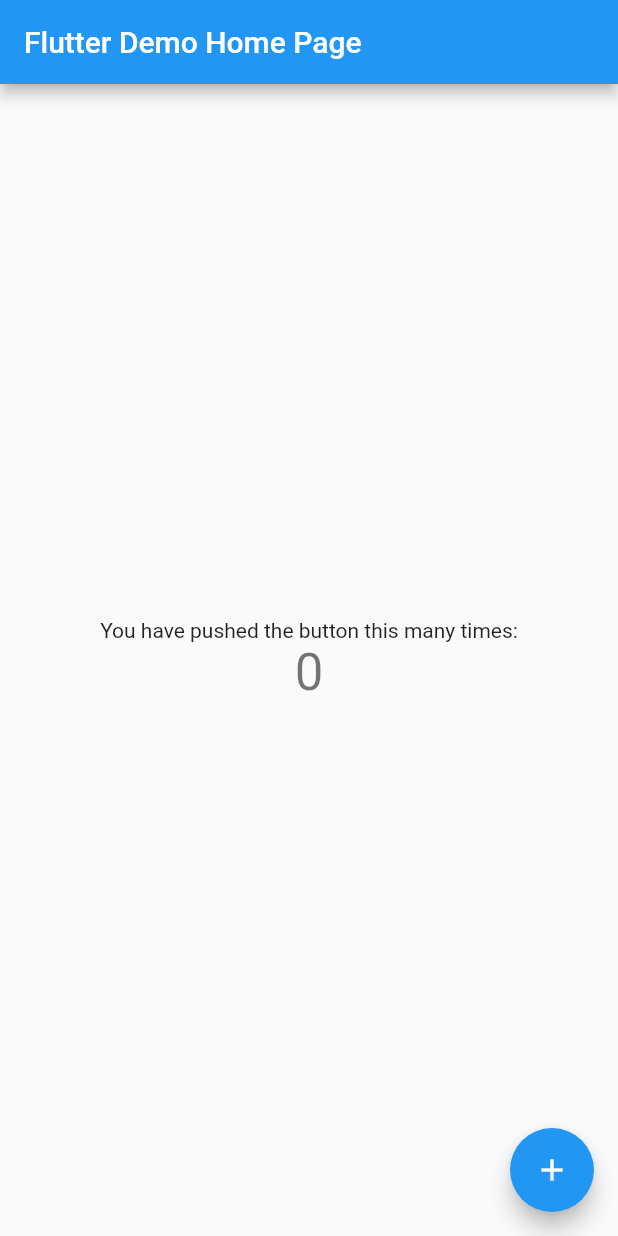
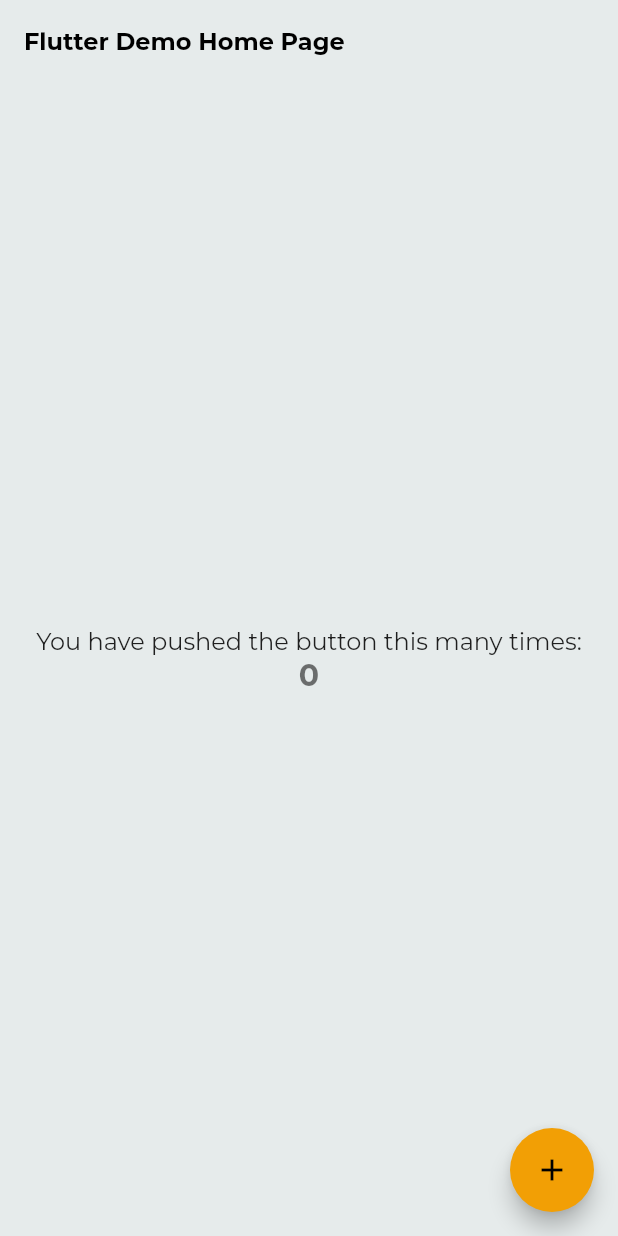
Before and after one commit to teddy-choe/FlutterCaster, a Flutter app: the screen it shows after launch, on a phone screen of 412 x 824 dp. Run offline on Flutter 3.47's test engine with Material 2 defaults, Android fonts, the phone set to English and light mode, and no system bars; our stand-ins replace google_fonts.

Commit message:
add caster theme

```diff
--- a/lib/main.dart
+++ b/lib/main.dart
@@ -1,4 +1,5 @@
 import 'package:flutter/material.dart';
+import 'package:flutter_caster/theme/caster_theme_data.dart';
 
 void main() {
   runApp(const MyApp());
@@ -12,18 +13,7 @@ class MyApp extends StatelessWidget {
   Widget build(BuildContext context) {
     return MaterialApp(
       title: 'Flutter Demo',
-      theme: ThemeData(
-        // This is the theme of your application.
-        //
-        // Try running your application with "flutter run". You'll see the
-        // application has a blue toolbar. Then, without quitting the app, try
-        // changing the primarySwatch below to Colors.green and then invoke
-        // "hot reload" (press "r" in the console where you ran "flutter run",
-        // or simply save your changes to "hot reload" in a Flutter IDE).
-        // Notice that the counter didn't reset back to zero; the application
-        // is not restarted.
-        primarySwatch: Colors.blue,
-      ),
+      theme: FlutterCasterTheme.lightThemeData,
       home: const MyHomePage(title: 'Flutter Demo Home Page'),
     );
   }
--- /dev/null
+++ b/lib/theme/caster_theme_data.dart
@@ -0,0 +1,87 @@
+import 'package:flutter/material.dart';
+import 'package:google_fonts/google_fonts.dart';
+
+class FlutterCasterTheme {
+  static const _lightFillColor = Colors.black;
+  static const _darkFillColor = Colors.white;
+
+  static final Color _lightFocusColor = Colors.black.withOpacity(0.12);
+  static final Color _darkFocusColor = Colors.white.withOpacity(0.12);
+
+  static ThemeData lightThemeData =
+      themeData(lightColorScheme, _lightFocusColor);
+  static ThemeData darkThemeData = themeData(darkColorScheme, _darkFocusColor);
+
+  static ThemeData themeData(ColorScheme colorScheme, Color focusColor) {
+    return ThemeData(
+      colorScheme: colorScheme,
+      textTheme: _textTheme,
+      appBarTheme: AppBarTheme(
+        backgroundColor: colorScheme.background,
+        elevation: 0,
+        iconTheme: IconThemeData(color: colorScheme.primary),
+      ),
+      iconTheme: IconThemeData(color: colorScheme.onPrimary),
+      canvasColor: colorScheme.background,
+      scaffoldBackgroundColor: colorScheme.background,
+      highlightColor: Colors.transparent,
+      focusColor: focusColor,
+      snackBarTheme: SnackBarThemeData(
+        behavior: SnackBarBehavior.floating,
+        backgroundColor: Color.alphaBlend(
+          _lightFillColor.withOpacity(0.80),
+          _darkFillColor,
+        ),
+        contentTextStyle: _textTheme.titleMedium!.apply(color: _darkFillColor),
+      ),
+    );
+  }
+
+  static const ColorScheme lightColorScheme = ColorScheme(
+    primary: Color(0xFFF29F05),
+    secondary: Color(0xFFF29F05),
+    background: Color(0xFFE6EBEB),
+    surface: Color(0xFFFAFBFB),
+    onBackground: Colors.white,
+    error: Color(0xFFEA6D7E),
+    onError: Color(0xFF000000),
+    onPrimary: Color(0xFF000000),
+    onSecondary: Color(0xFF000000),
+    onSurface: Color(0xFF241E30),
+    brightness: Brightness.light,
+  );
+
+  static const ColorScheme darkColorScheme = ColorScheme(
+    primary: Color(0xFFFF8383),
+    primaryContainer: Color(0xFF1CDEC9),
+    secondary: Color(0xFF4D1F7C),
+    secondaryContainer: Color(0xFF451B6F),
+    background: Color(0xFF241E30),
+    surface: Color(0xFF1F1929),
+    onBackground: Color(0x0DFFFFFF), // White with 0.05 opacity
+    error: _darkFillColor,
+    onError: _darkFillColor,
+    onPrimary: _darkFillColor,
+    onSecondary: _darkFillColor,
+    onSurface: _darkFillColor,
+    brightness: Brightness.dark,
+  );
+
+  static const _regular = FontWeight.w400;
+  static const _medium = FontWeight.w500;
+  static const _semiBold = FontWeight.w600;
+  static const _bold = FontWeight.w700;
+
+  static final TextTheme _textTheme = TextTheme(
+    headlineMedium: GoogleFonts.montserrat(fontWeight: _bold, fontSize: 20.0),
+    bodySmall: GoogleFonts.oswald(fontWeight: _semiBold, fontSize: 16.0),
+    headlineSmall: GoogleFonts.oswald(fontWeight: _medium, fontSize: 16.0),
+    titleMedium: GoogleFonts.montserrat(fontWeight: _medium, fontSize: 16.0),
+    labelSmall: GoogleFonts.montserrat(fontWeight: _medium, fontSize: 12.0),
+    bodyLarge: GoogleFonts.montserrat(fontWeight: _regular, fontSize: 14.0),
+    titleSmall: GoogleFonts.montserrat(fontWeight: _medium, fontSize: 14.0),
+    bodyMedium: GoogleFonts.montserrat(fontWeight: _regular, fontSize: 16.0),
+    titleLarge: GoogleFonts.montserrat(fontWeight: _bold, fontSize: 16.0),
+    labelLarge: GoogleFonts.montserrat(fontWeight: _semiBold, fontSize: 14.0),
+  );
+}
--- a/pubspec.yaml
+++ b/pubspec.yaml
@@ -35,6 +35,7 @@ dependencies:
   # The following adds the Cupertino Icons font to your application.
   # Use with the CupertinoIcons class for iOS style icons.
   cupertino_icons: ^1.0.2
+  google_fonts: ^6.1.0
 
 dev_dependencies:
   flutter_test:
```
Also changed, not shown: pubspec.lock, 7 other files.
